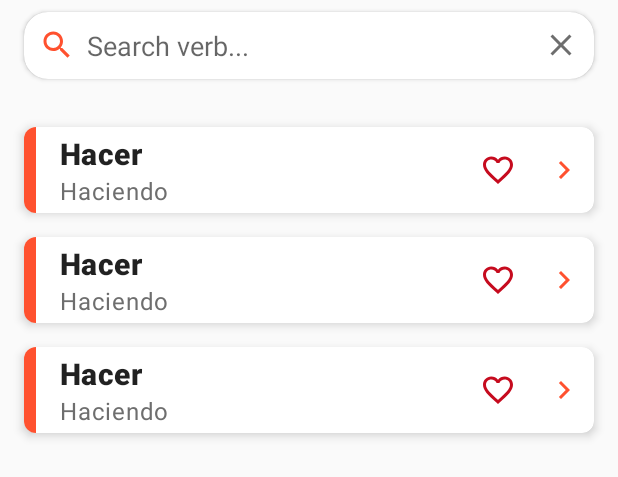
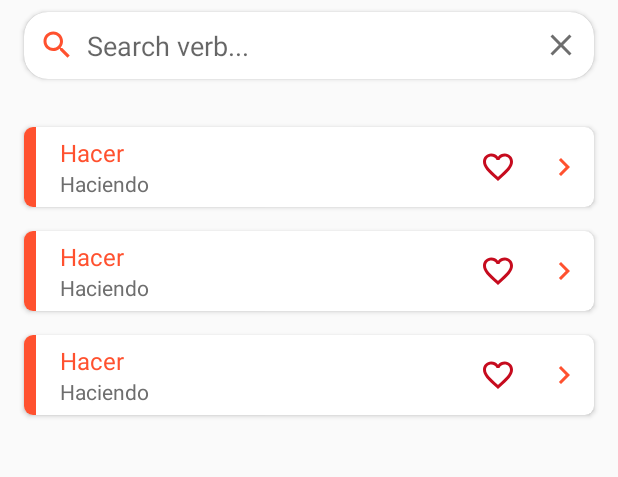
Before and after one commit to brunofelix7/spanishverbs, an Android app: the layout fragment_home.xml on its own in the app's theme, with its tools: preview values and no code run, on a phone screen of 412 x 824 dp. Shown: the top 477 px of the screen. Run offline under Robolectric (Android 15) with nearby library versions, the phone set to English and light mode, and no system bars.

Commit message:
:lipstick: Melhoria no layout do card de verbo

```diff
--- a/app/src/main/res/layout/fragment_home.xml
+++ b/app/src/main/res/layout/fragment_home.xml
@@ -5,6 +5,7 @@
     android:layout_width="match_parent"
     android:layout_height="match_parent"
     android:orientation="vertical"
+    android:background="?android:windowBackground"
     tools:context=".ui.home.HomeFragment">
 
     <include
--- a/app/src/main/res/layout/item_verb.xml
+++ b/app/src/main/res/layout/item_verb.xml
@@ -9,8 +9,8 @@
     android:layout_marginBottom="8dp"
     android:hardwareAccelerated="true"
     app:cardBackgroundColor="@color/white"
-    app:cardCornerRadius="8dp"
-    app:cardElevation="4dp">
+    app:cardCornerRadius="6dp"
+    app:cardElevation="2dp">
 
     <LinearLayout
         android:id="@+id/content"
@@ -35,7 +35,9 @@
             android:layout_marginEnd="16dp"
             android:layout_marginBottom="4dp"
             android:layout_weight="1"
-            android:orientation="vertical">
+            android:orientation="vertical"
+            android:paddingTop="2dp"
+            android:paddingBottom="2dp">
 
             <TextView
                 android:id="@+id/tv_verb"
@@ -44,8 +46,8 @@
                 android:lines="1"
                 android:maxLines="1"
                 android:text="Hacer"
-                android:textAppearance="@style/TextAppearance.MaterialComponents.Headline6"
-                android:textStyle="bold" />
+                android:textColor="@color/orange"
+                android:textSize="16sp" />
 
             <TextView
                 android:id="@+id/tv_gerund"
@@ -54,8 +56,8 @@
                 android:lines="1"
                 android:maxLines="1"
                 android:text="Haciendo"
-                android:textAppearance="@style/TextAppearance.MaterialComponents.Body1"
-                android:textColor="@color/secondary" />
+                android:textColor="@color/secondary"
+                android:textSize="14sp" />
 
         </LinearLayout>
 
```
